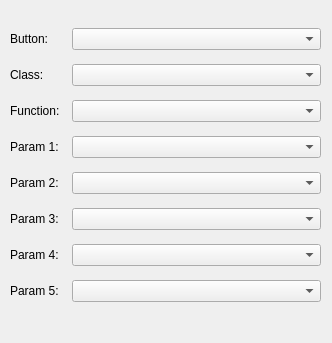
Before: the Qt Designer form DoNothing/uibinderdialog.ui in cakturk/plugin, drawn with Qt 5.
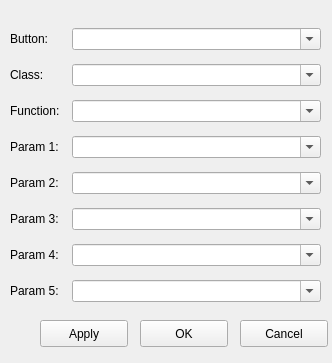
After: the same form once the commit is applied.

```diff
--- a/DoNothing/uibinderdialog.ui
+++ b/DoNothing/uibinderdialog.ui
@@ -7,13 +7,16 @@
     <x>0</x>
     <y>0</y>
     <width>332</width>
-    <height>343</height>
+    <height>363</height>
    </rect>
   </property>
   <property name="windowTitle">
    <string>Form</string>
   </property>
-  <widget class="QWidget" name="">
+  <property name="windowOpacity">
+   <double>1.000000000000000</double>
+  </property>
+  <widget class="QWidget" name="layoutWidget">
    <property name="geometry">
     <rect>
      <x>10</x>
@@ -61,6 +64,9 @@
           <verstretch>0</verstretch>
          </sizepolicy>
         </property>
+        <property name="editable">
+         <bool>true</bool>
+        </property>
        </widget>
       </item>
      </layout>
@@ -100,6 +106,9 @@
           <verstretch>0</verstretch>
          </sizepolicy>
         </property>
+        <property name="editable">
+         <bool>true</bool>
+        </property>
        </widget>
       </item>
      </layout>
@@ -133,6 +142,9 @@
           <verstretch>0</verstretch>
          </sizepolicy>
         </property>
+        <property name="editable">
+         <bool>true</bool>
+        </property>
        </widget>
       </item>
      </layout>
@@ -166,6 +178,9 @@
           <verstretch>0</verstretch>
          </sizepolicy>
         </property>
+        <property name="editable">
+         <bool>true</bool>
+        </property>
        </widget>
       </item>
      </layout>
@@ -199,6 +214,9 @@
           <verstretch>0</verstretch>
          </sizepolicy>
         </property>
+        <property name="editable">
+         <bool>true</bool>
+        </property>
        </widget>
       </item>
      </layout>
@@ -232,6 +250,9 @@
           <verstretch>0</verstretch>
          </sizepolicy>
         </property>
+        <property name="editable">
+         <bool>true</bool>
+        </property>
        </widget>
       </item>
      </layout>
@@ -265,6 +286,9 @@
           <verstretch>0</verstretch>
          </sizepolicy>
         </property>
+        <property name="editable">
+         <bool>true</bool>
+        </property>
        </widget>
       </item>
      </layout>
@@ -298,12 +322,54 @@
           <verstretch>0</verstretch>
          </sizepolicy>
         </property>
+        <property name="editable">
+         <bool>true</bool>
+        </property>
        </widget>
       </item>
      </layout>
     </item>
    </layout>
   </widget>
+  <widget class="QPushButton" name="pushOK">
+   <property name="geometry">
+    <rect>
+     <x>140</x>
+     <y>320</y>
+     <width>88</width>
+     <height>27</height>
+    </rect>
+   </property>
+   <property name="text">
+    <string>OK</string>
+   </property>
+  </widget>
+  <widget class="QPushButton" name="pushApply">
+   <property name="geometry">
+    <rect>
+     <x>40</x>
+     <y>320</y>
+     <width>88</width>
+     <height>27</height>
+    </rect>
+   </property>
+   <property name="text">
+    <string>Apply</string>
+   </property>
+  </widget>
+  <widget class="QPushButton" name="pushCancel">
+   <property name="geometry">
+    <rect>
+     <x>240</x>
+     <y>320</y>
+     <width>88</width>
+     <height>27</height>
+    </rect>
+   </property>
+   <property name="text">
+    <string>Cancel</string>
+   </property>
+  </widget>
  </widget>
  <resources/>
  <connections/>
```
Left out of the diff: 5 changed lines with no effect on the pictures.
